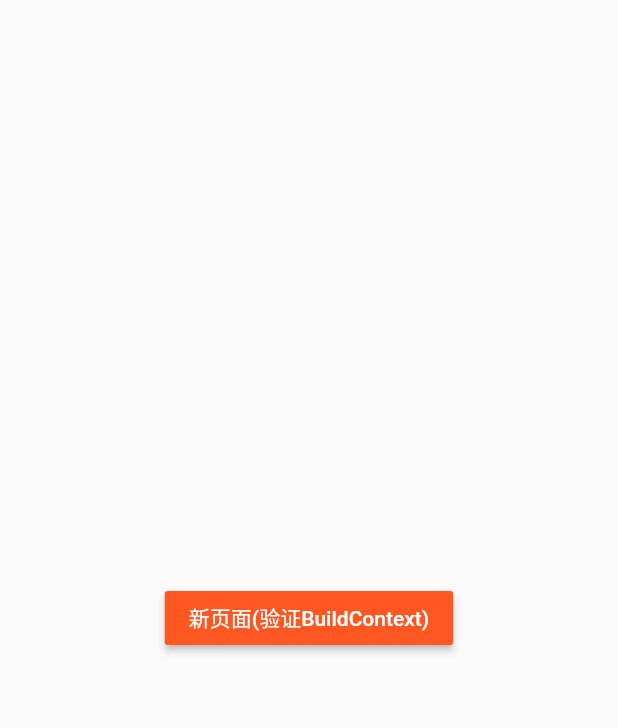
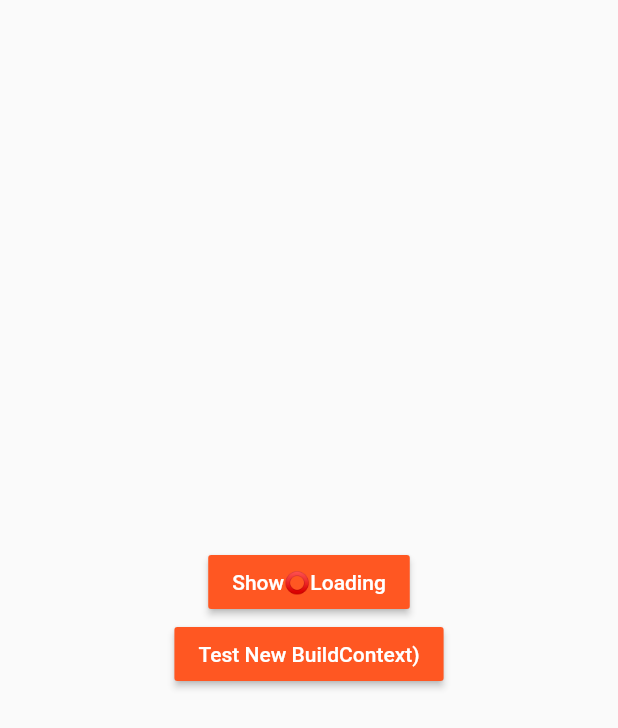
Before and after one commit to xmas25/jd_loading, a Flutter app: the screen it shows after launch, on a phone screen of 412 x 824 dp. Shown: the top 728 px of the screen. Run offline on Flutter 3.47's test engine with Material 2 defaults, Android fonts, the light colour scheme and no system bars.

Commit message:
完善example

```diff
--- a/example/lib/main.dart
+++ b/example/lib/main.dart
@@ -20,9 +20,24 @@ class MyApp extends StatelessWidget {
     JDLoading.init(context);
     return Scaffold(
       body: Center(
-        child: RaisedButton(
+        child: Column(
+          mainAxisAlignment: MainAxisAlignment.center,
+          children: <Widget>[
+            RaisedButton(
                 child: Text(
-              '新页面(验证BuildContext)',
+                  'Show⭕️Loading',
+                  style: TextStyle(color: Colors.white),
+                ),
+                color: Colors.deepOrange,
+                onPressed: () {
+                  JDLoading.show(isDismissible: true);
+                  Future.delayed(Duration(seconds: 5)).then((onValue) {
+                    if (JDLoading.isShowing()) JDLoading.hide();
+                  });
+                }),
+            RaisedButton(
+                child: Text(
+                  'Test New BuildContext)',
                   style: TextStyle(color: Colors.white),
                 ),
                 color: Colors.deepOrange,
@@ -31,7 +46,9 @@ class MyApp extends StatelessWidget {
                     context,
                     MaterialPageRoute(builder: (context) => MyTwoApp()),
                   );
-            }),
+                })
+          ],
+        ),
       ),
     );
   }
--- a/example/lib/new_page.dart
+++ b/example/lib/new_page.dart
@@ -46,7 +46,7 @@ class MyTwoApp extends StatelessWidget {
                 onPressed: () {
                   JDLoading.show(
                       type: LoadingType.JD_MALL, isDismissible: false);
-                  Future.delayed(Duration(seconds: 5)).then((onValue) {
+                  Future.delayed(Duration(seconds: 8)).then((onValue) {
                     if (JDLoading.isShowing()) JDLoading.hide();
                   });
                 }),
--- a/pubspec.yaml
+++ b/pubspec.yaml
@@ -1,6 +1,6 @@
 name: jd_loading
-description: 京东系APP，Flutter版本统一loading封装,可以直接引入项目使用，也可以自定义Widget传入.
-version: 0.0.1
+description: For The Jingdong APP, Flutter version unified loading package, can be directly introduced into the project to use, or can be imported by custom Widget,just use it now.
+version: 0.0.2
 homepage: https://github.com/wei-spring/jd_loading
 
 environment:
```
Also changed, not shown: 1 other file. Lines whose indentation alone changed are shown as unchanged.
